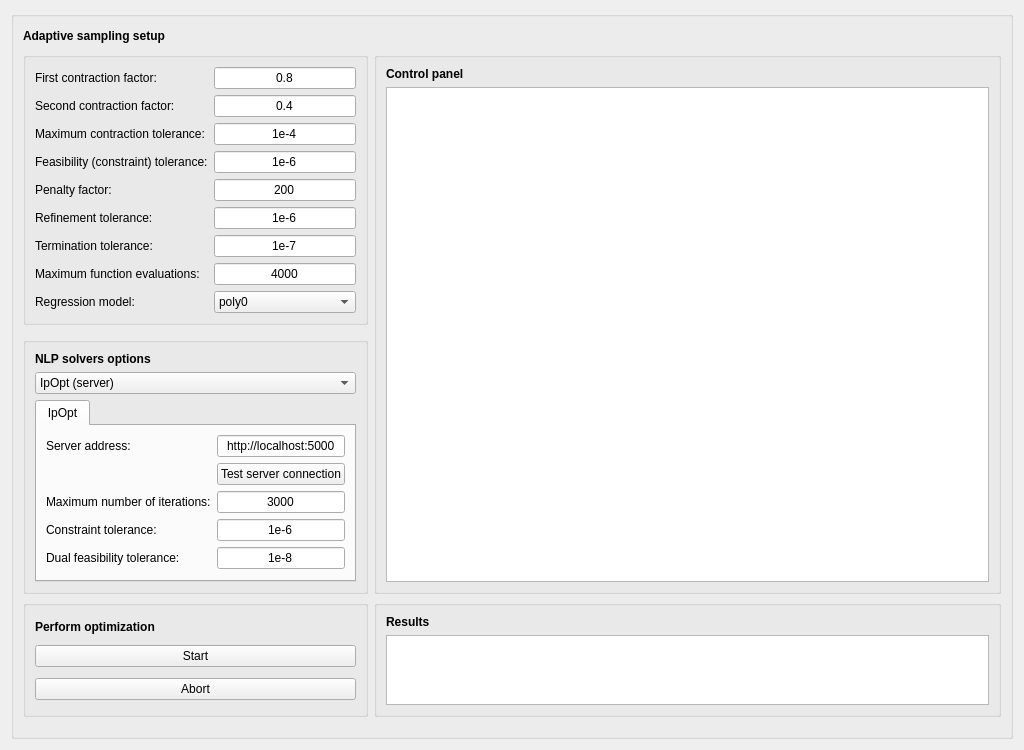
Qt form gui/views/ui_files/caballerotab.ui (feslima/metacontrol) before a commit.
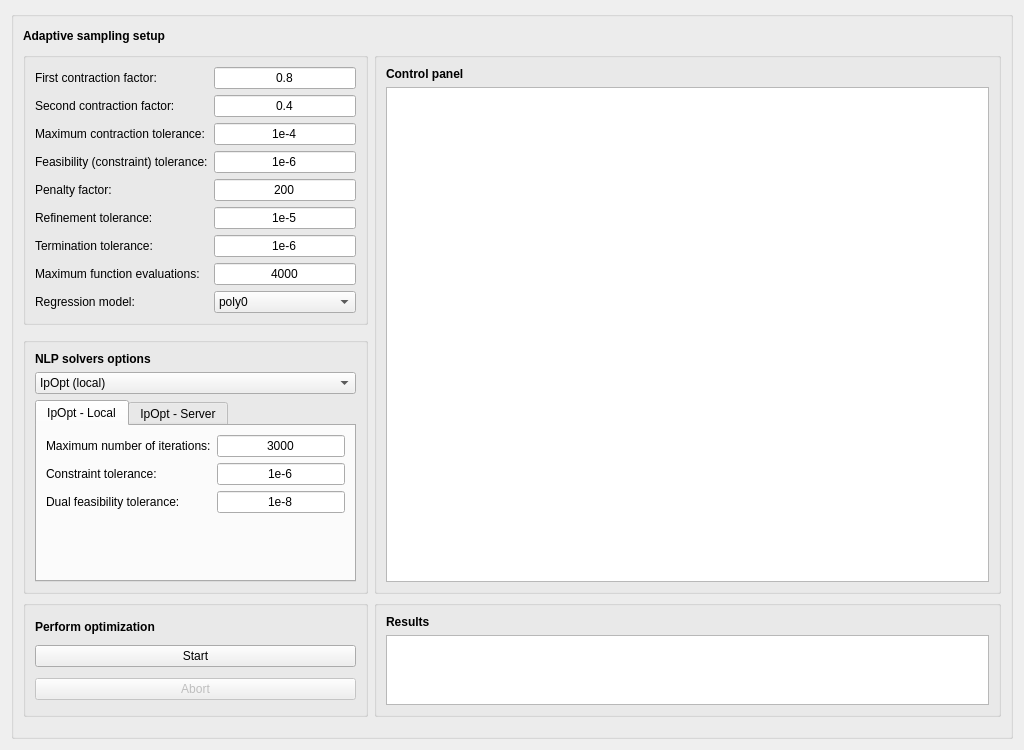
The same form after that commit.

Commit message: optimizationtab now implements local ipopt installation

Diff of the .ui file:
```diff
--- a/gui/views/ui_files/caballerotab.ui
+++ b/gui/views/ui_files/caballerotab.ui
@@ -133,7 +133,7 @@
          <item row="5" column="1">
           <widget class="QLineEdit" name="tol1LineEdit">
            <property name="text">
-            <string>1e-6</string>
+            <string>1e-5</string>
            </property>
            <property name="alignment">
             <set>Qt::AlignCenter</set>
@@ -150,7 +150,7 @@
          <item row="6" column="1">
           <widget class="QLineEdit" name="tol2LineEdit">
            <property name="text">
-            <string>1e-7</string>
+            <string>1e-6</string>
            </property>
            <property name="alignment">
             <set>Qt::AlignCenter</set>
@@ -249,6 +249,9 @@
          </item>
          <item row="2" column="0">
           <widget class="QPushButton" name="abortOptPushButton">
+           <property name="enabled">
+            <bool>false</bool>
+           </property>
            <property name="text">
             <string>Abort</string>
            </property>
@@ -283,9 +286,71 @@
            <property name="currentIndex">
             <number>0</number>
            </property>
+           <widget class="QWidget" name="tab_2">
+            <attribute name="title">
+             <string>IpOpt - Local</string>
+            </attribute>
+            <layout class="QGridLayout" name="gridLayout_7">
+             <item row="0" column="0">
+              <layout class="QFormLayout" name="formLayout_3">
+               <item row="0" column="0">
+                <widget class="QLabel" name="label_19">
+                 <property name="text">
+                  <string>Maximum number of iterations:</string>
+                 </property>
+                </widget>
+               </item>
+               <item row="0" column="1">
+                <widget class="QLineEdit" name="ipoptLocalMaxIterLineEdit">
+                 <property name="text">
+                  <string>3000</string>
+                 </property>
+                 <property name="alignment">
+                  <set>Qt::AlignCenter</set>
+                 </property>
+                </widget>
+               </item>
+               <item row="1" column="0">
+                <widget class="QLabel" name="label_20">
+                 <property name="text">
+                  <string>Constraint tolerance:</string>
+                 </property>
+                </widget>
+               </item>
+               <item row="1" column="1">
+                <widget class="QLineEdit" name="ipoptLocalConTolLineEdit">
+                 <property name="text">
+                  <string>1e-6</string>
+                 </property>
+                 <property name="alignment">
+                  <set>Qt::AlignCenter</set>
+                 </property>
+                </widget>
+               </item>
+               <item row="2" column="0">
+                <widget class="QLabel" name="label_21">
+                 <property name="text">
+                  <string>Dual feasibility tolerance:</string>
+                 </property>
+                </widget>
+               </item>
+               <item row="2" column="1">
+                <widget class="QLineEdit" name="ipoptLocalDualFeasLineEdit">
+                 <property name="text">
+                  <string>1e-8</string>
+                 </property>
+                 <property name="alignment">
+                  <set>Qt::AlignCenter</set>
+                 </property>
+                </widget>
+               </item>
+              </layout>
+             </item>
+            </layout>
+           </widget>
            <widget class="QWidget" name="tab">
             <attribute name="title">
-             <string>IpOpt</string>
+             <string>IpOpt - Server</string>
             </attribute>
             <layout class="QFormLayout" name="formLayout_2">
              <item row="0" column="0">
@@ -383,11 +448,11 @@
          <item row="1" column="0">
           <widget class="QComboBox" name="comboBox">
            <property name="currentIndex">
-            <number>1</number>
+            <number>0</number>
            </property>
            <item>
             <property name="text">
-             <string>Choose NLP solver</string>
+             <string>IpOpt (local)</string>
             </property>
            </item>
            <item>
```
Left out of the diff: 45 changed lines with no effect on the pictures. The commit also changes 3 other files.
